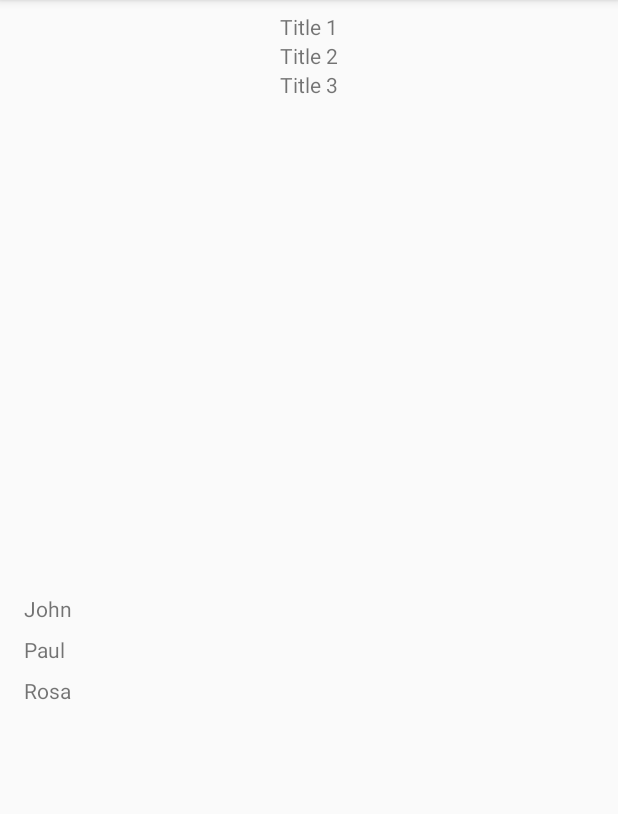
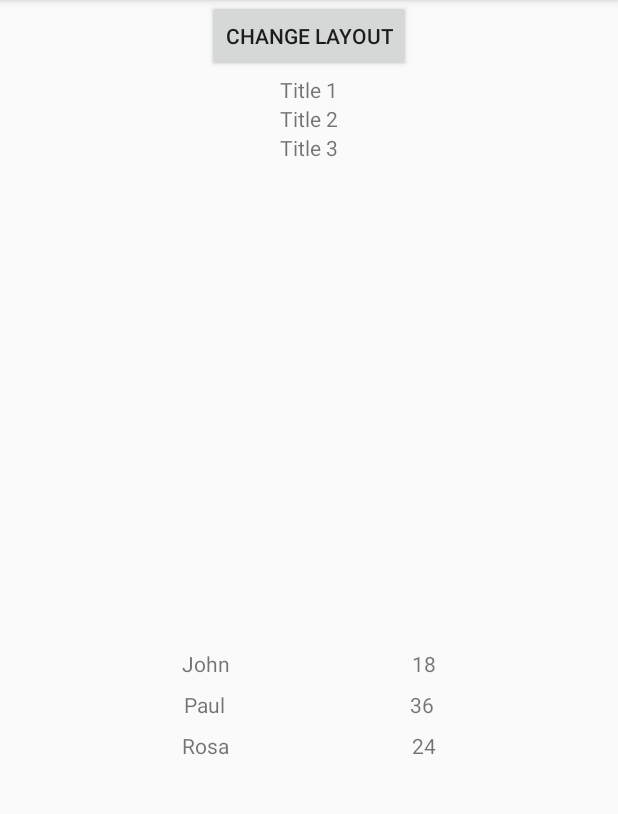
Before and after one commit to emtt/GenericAdapter, an Android app: the screen it shows after launch (MainActivity), after a tap on "Title 1", on a phone screen of 412 x 824 dp, the part 84-898 px from its top. Run offline under Robolectric (Android 15) with nearby library versions, the phone set to English and light mode, and no system bars; our stand-ins replace data binding; 1 other tap on this screen came first.

Commit message:
App example

```diff
--- a/app/build.gradle
+++ b/app/build.gradle
@@ -25,10 +25,12 @@ android {
 dependencies {
     implementation fileTree(dir: 'libs', include: ['*.jar'])
     implementation 'com.android.support:appcompat-v7:28.0.0'
+    implementation 'com.android.support:recyclerview-v7:28.0.0'
     implementation 'com.android.support.constraint:constraint-layout:1.1.3'
     testImplementation 'junit:junit:4.12'
     androidTestImplementation 'com.android.support.test:runner:1.0.2'
     androidTestImplementation 'com.android.support.test.espresso:espresso-core:3.0.2'
 
-    implementation 'com.github.emtt:GenericAdapter:v0.72'
+    //implementation 'com.github.emtt:GenericAdapter:v0.72'
+    implementation project(':genericadapter')
 }
--- a/app/src/main/java/mobilize/mx/genericadaptertest/MainActivity.java
+++ b/app/src/main/java/mobilize/mx/genericadaptertest/MainActivity.java
@@ -5,6 +5,8 @@ import android.os.Bundle;
 import android.support.v7.widget.LinearLayoutManager;
 import android.support.v7.widget.RecyclerView;
 import android.util.Log;
+import android.view.View;
+import android.widget.Button;
 
 import java.util.ArrayList;
 import java.util.List;
@@ -21,6 +23,7 @@ public class MainActivity extends AppCompatActivity implements ItemListener {
     private Adapter adapterPersons;
     private RecyclerView rvPosts;
     private RecyclerView rvPersons;
+    private Button btnChange;
 
     @Override
     protected void onCreate(Bundle savedInstanceState) {
@@ -33,7 +36,7 @@ public class MainActivity extends AppCompatActivity implements ItemListener {
     private void setUpRecycler() {
         rvPosts = findViewById(R.id.rvPosts);
         rvPersons = findViewById(R.id.rvPersons);
-
+        btnChange = findViewById(R.id.btnChange);
         RecyclerView.LayoutManager layoutManager = new LinearLayoutManager(this);
         rvPosts.setLayoutManager(layoutManager);
 
@@ -50,6 +53,18 @@ public class MainActivity extends AppCompatActivity implements ItemListener {
          */
         adapterPersons = new Adapter<>(personList, R.layout.item_person, this, BR.person);
         rvPersons.setAdapter(adapterPersons);
+        /*
+        Change on runtime the layout for the adapter
+         */
+        btnChange.setOnClickListener(new View.OnClickListener() {
+            @Override
+            public void onClick(View v) {
+                adapterPersons.setLayoutId(R.layout.item_person_other_layout);
+                adapterPersons.notifyDataSetChanged();
+            }
+        });
+
+
 
     }
 
--- a/app/src/main/java/mobilize/mx/genericadaptertest/model/Person.java
+++ b/app/src/main/java/mobilize/mx/genericadaptertest/model/Person.java
@@ -12,8 +12,8 @@ public class Person {
         Name = name;
     }
 
-    public int getAge() {
-        return Age;
+    public String getAge() {
+        return ""+Age;
     }
 
     public void setAge(int age) {
--- a/app/src/main/res/layout/activity_main.xml
+++ b/app/src/main/res/layout/activity_main.xml
@@ -11,7 +11,7 @@
         android:layout_width="match_parent"
         android:layout_height="353dp"
         android:layout_marginStart="8dp"
-        android:layout_marginTop="8dp"
+        android:layout_marginTop="50dp"
         android:layout_marginEnd="8dp"
         android:clipToPadding="false"
         app:layout_constraintEnd_toEndOf="parent"
@@ -23,7 +23,7 @@
         android:layout_width="match_parent"
         android:layout_height="354dp"
         android:layout_marginStart="8dp"
-        android:layout_marginTop="8dp"
+        android:layout_marginTop="40dp"
         android:layout_marginEnd="8dp"
         android:layout_marginBottom="8dp"
         android:clipToPadding="false"
@@ -32,4 +32,12 @@
         app:layout_constraintStart_toStartOf="parent"
         app:layout_constraintTop_toBottomOf="@+id/rvPosts" />
 
+    <Button
+        android:id="@+id/btnChange"
+        android:layout_width="wrap_content"
+        android:layout_height="wrap_content"
+        app:layout_constraintEnd_toEndOf="parent"
+        app:layout_constraintStart_toStartOf="parent"
+        app:layout_constraintTop_toTopOf="parent"
+        android:text="Change layout"/>
 </android.support.constraint.ConstraintLayout>
--- /dev/null
+++ b/app/src/main/res/layout/item_person_other_layout.xml
@@ -0,0 +1,48 @@
+<?xml version="1.0" encoding="utf-8"?>
+<layout xmlns:android="http://schemas.android.com/apk/res/android"
+    xmlns:app="http://schemas.android.com/apk/res-auto"
+    xmlns:tools="http://schemas.android.com/tools">
+
+    <data>
+
+        <variable
+            name="person"
+            type="mobilize.mx.genericadaptertest.model.Person" />
+
+    </data>
+
+    <android.support.constraint.ConstraintLayout
+        android:layout_width="match_parent"
+        android:layout_height="wrap_content">
+
+        <TextView
+            android:id="@+id/txtPerson"
+            android:layout_width="wrap_content"
+            android:layout_height="wrap_content"
+            android:layout_marginStart="8dp"
+            android:layout_marginTop="8dp"
+            android:layout_marginEnd="8dp"
+            android:text="@{person.name}"
+            app:layout_constraintEnd_toEndOf="parent"
+            app:layout_constraintEnd_toStartOf="@+id/txtAge"
+            app:layout_constraintHorizontal_bias="0.5"
+            app:layout_constraintStart_toStartOf="parent"
+            app:layout_constraintTop_toTopOf="parent"
+            tools:text="Nombre" />
+
+        <TextView
+            android:id="@+id/txtAge"
+            android:layout_width="wrap_content"
+            android:layout_height="wrap_content"
+            android:layout_marginStart="8dp"
+            android:layout_marginTop="8dp"
+            android:layout_marginEnd="8dp"
+            android:text="@{person.age}"
+            app:layout_constraintEnd_toEndOf="parent"
+            app:layout_constraintHorizontal_bias="0.5"
+            app:layout_constraintStart_toEndOf="@+id/txtPerson"
+            app:layout_constraintTop_toTopOf="parent"
+            tools:text="Edad" />
+
+    </android.support.constraint.ConstraintLayout>
+</layout>
```
